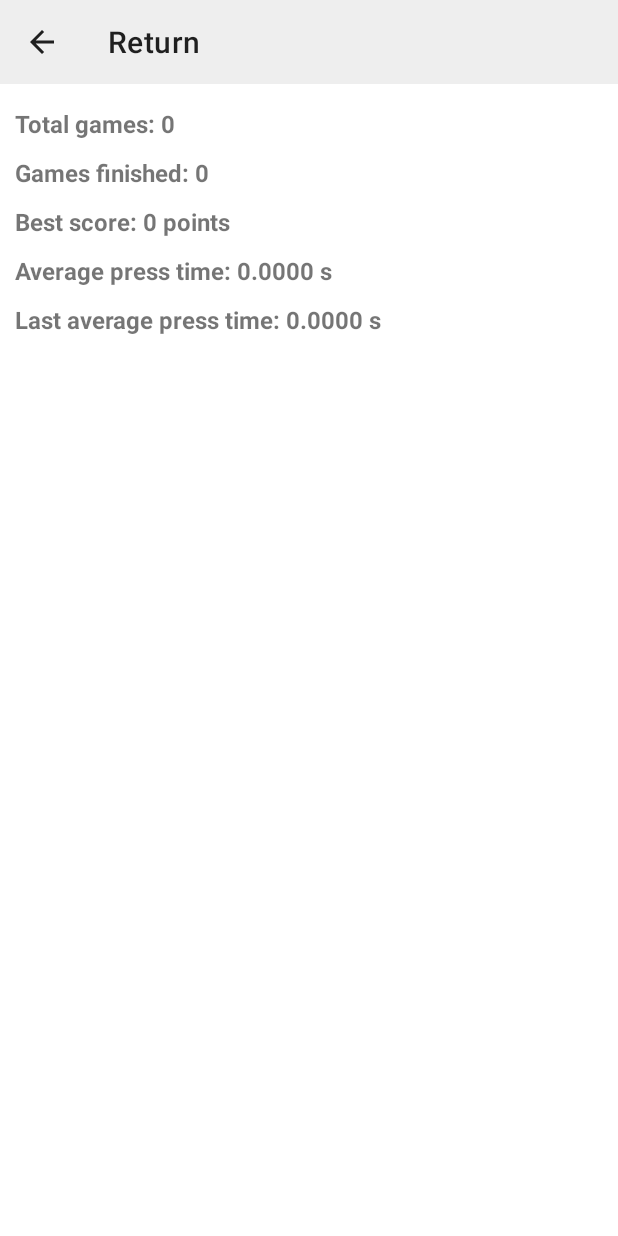
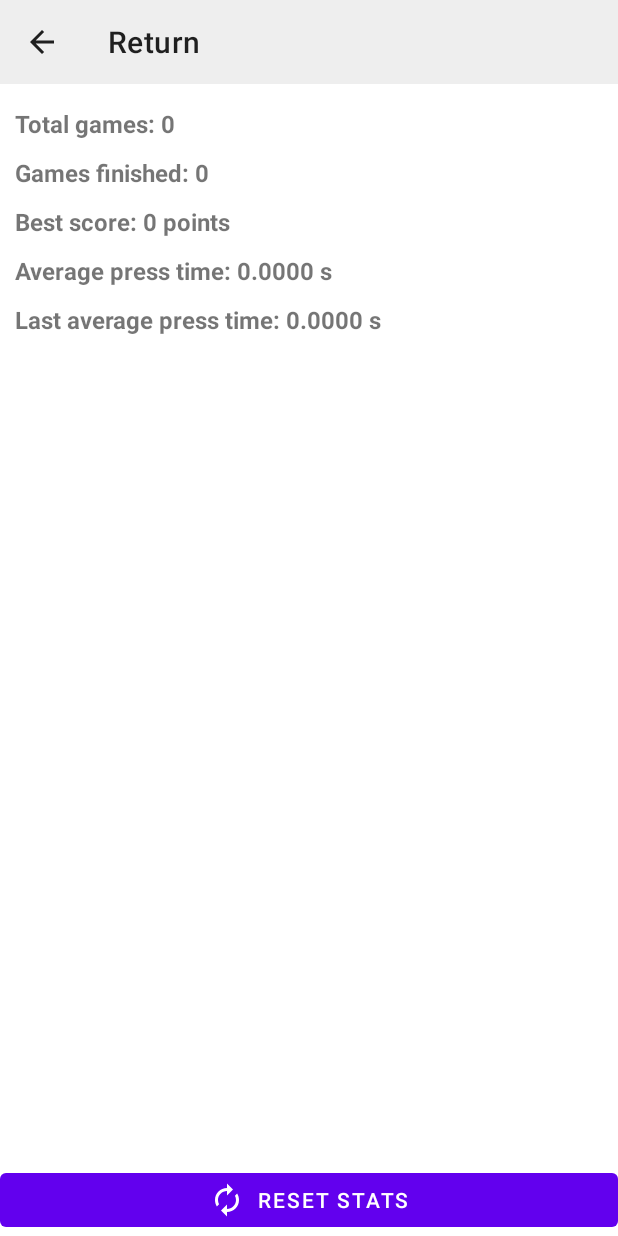
Before and after one commit to ldonas/PressTheButton, an Android app: the screen it shows after launch (StatsActivity), after a tap on "STATS", on a phone screen of 412 x 824 dp. Run offline under Robolectric (Android 15) with nearby library versions, the phone set to English and light mode, and no system bars; our stand-ins replace AdMob; libraries missing offline, so code that uses them is left out: com.google.ads.mediation.

Commit message:
Version 1.0.4 Añadido botón para resetear las estadísticas de juego.

```diff
--- a/app/build.gradle
+++ b/app/build.gradle
@@ -9,8 +9,8 @@ android {
         applicationId "com.loredo.pressthebutton"
         minSdk 24
         targetSdk 33
-        versionCode 17
-        versionName "1.0.3"
+        versionCode 18
+        versionName "1.0.4"
 
         testInstrumentationRunner "androidx.test.runner.AndroidJUnitRunner"
     }
@@ -34,7 +34,6 @@ dependencies {
     implementation 'com.google.android.material:material:1.6.1'
     implementation 'androidx.constraintlayout:constraintlayout:2.1.4'
     implementation 'com.google.ar.sceneform:filament-android:1.17.1'
-    implementation 'com.google.android.gms:play-services-games-v2:17.0.0'
     implementation 'com.google.android.gms:play-services-ads:21.2.0'
     implementation 'androidx.navigation:navigation-fragment:2.5.2'
     implementation 'androidx.navigation:navigation-ui:2.5.2'
--- a/app/src/main/AndroidManifest.xml
+++ b/app/src/main/AndroidManifest.xml
@@ -10,15 +10,11 @@
         android:allowBackup="true"
         android:dataExtractionRules="@xml/data_extraction_rules"
         android:fullBackupContent="@xml/backup_rules"
-        android:largeHeap="true"
         android:icon="@mipmap/ic_launcher"
         android:label="@string/app_name"
         android:roundIcon="@mipmap/ic_launcher_round"
-        android:supportsRtl="true"
         android:theme="@style/Theme.PressTheButton"
-        android:networkSecurityConfig="@xml/network_security_config"
         android:hardwareAccelerated="true"
-        android:usesCleartextTraffic="true"
         tools:targetApi="33">
         <activity
             android:name=".CreditsActivity"
@@ -63,7 +59,7 @@
         <!-- Sample AdMob app ID: ca-app-pub-3940256099942544~3347511713 -->
         <meta-data
             android:name="com.google.android.gms.ads.APPLICATION_ID"
-            android:value="ca-app-pub-3987144895253056~9864616531" />
+            android:value="@string/AppIdAds" />
         <meta-data
             android:name="google_analytics_default_allow_analytics_storage"
             android:value="true" />
--- a/app/src/main/java/com/loredo/pressthebutton/MainActivity.java
+++ b/app/src/main/java/com/loredo/pressthebutton/MainActivity.java
@@ -6,7 +6,6 @@ import androidx.appcompat.app.AppCompatActivity;
 import androidx.appcompat.app.AppCompatDelegate;
 import androidx.preference.PreferenceManager;
 
-import android.Manifest;
 import android.content.Intent;
 import android.content.SharedPreferences;
 import android.content.res.Configuration;
@@ -17,24 +16,21 @@ import android.widget.Button;
 import android.widget.TextView;
 import android.widget.Toast;
 
+import com.google.ads.mediation.admob.AdMobAdapter;
 import com.google.android.gms.ads.AdError;
 import com.google.android.gms.ads.AdRequest;
-import com.google.android.gms.ads.AdView;
+import com.google.android.gms.ads.AdSize;
 import com.google.android.gms.ads.FullScreenContentCallback;
 import com.google.android.gms.ads.LoadAdError;
 import com.google.android.gms.ads.MobileAds;
 import com.google.android.gms.ads.RequestConfiguration;
-import com.google.android.gms.ads.admanager.AdManagerAdRequest;
+import com.google.android.gms.ads.initialization.InitializationStatus;
+import com.google.android.gms.ads.initialization.OnInitializationCompleteListener;
 import com.google.android.gms.ads.interstitial.InterstitialAdLoadCallback;
-import com.google.android.gms.games.GamesSignInClient;
-import com.google.android.gms.games.PlayGames;
 import com.google.android.gms.ads.interstitial.InterstitialAd;
-import com.google.android.gms.games.PlayGamesSdk;
+import com.google.android.ump.ConsentForm;
 
-import java.sql.Array;
-import java.util.ArrayList;
 import java.util.Arrays;
-import java.util.List;
 
 public class MainActivity extends AppCompatActivity implements View.OnClickListener{
 
@@ -42,15 +38,13 @@ public class MainActivity extends AppCompatActivity implements View.OnClickListe
     private Button _btnPlay, _btnLeaderboard, _btnHelp, _btnSettings, _btnStats, _btnCredits, _btnSignIn;
     private boolean _launchedIntent = false;
     public static InterstitialAd mInterstitialAd;
-    public static AdManagerAdRequest.Builder adRequest;
-    public static GamesSignInClient gamesSignInClient;
+    private ConsentForm _consentForm;
+    public static AdRequest.Builder adRequest;
 
     @Override
     protected void onCreate(Bundle savedInstanceState) {
         super.onCreate(savedInstanceState);
         setContentView(R.layout.activity_main);
-
-        //PlayGamesSdk.initialize(this);
 
         _btnPlay = findViewById(R.id.btnPlay);
         _btnPlay.setOnClickListener(this);
@@ -68,22 +62,19 @@ public class MainActivity extends AppCompatActivity implements View.OnClickListe
         _tvVersion.setText(BuildConfig.VERSION_NAME);
         _btnSignIn = findViewById(R.id.btnSignIn);
 
-        MobileAds.initialize(this, initializationStatus -> LoadAds());
-
         SetSettings();
 
-        /*gamesSignInClient = PlayGames.getGamesSignInClient(this);
+        MobileAds.initialize(this, initializationStatus -> {
+            RequestConfiguration configuration = new RequestConfiguration.Builder()
+                    .setTagForChildDirectedTreatment(RequestConfiguration.TAG_FOR_CHILD_DIRECTED_TREATMENT_FALSE)
+                    .setTagForUnderAgeOfConsent(RequestConfiguration.TAG_FOR_UNDER_AGE_OF_CONSENT_FALSE)
+                    .build();
+            MobileAds.setRequestConfiguration(configuration);
+            MobileAds.setAppMuted(true);
+            MobileAds.setAppVolume(0.0f);
 
-        gamesSignInClient.isAuthenticated().addOnCompleteListener(isAuthenticatedTask -> {
-            boolean isAuthenticated =
-                    (isAuthenticatedTask.isSuccessful() &&
-                            isAuthenticatedTask.getResult().isAuthenticated());
-
-            if (isAuthenticated)
-                _btnLeaderboard.setVisibility(View.VISIBLE);
-            else
-                _btnSignIn.setVisibility(View.VISIBLE);
-        });*/
+            LoadAds();
+        });
     }
 
     private void SetSettings()
@@ -109,9 +100,11 @@ public class MainActivity extends AppCompatActivity implements View.OnClickListe
                     .putLong(getString(R.string.idBestScore),0L)
                     .putBoolean(getString(R.string.idMusic), true)
                     .putBoolean(getString(R.string.idFX), true)
+                    .putInt(getString(R.string.idLastVersion),BuildConfig.VERSION_CODE)
+                    .putBoolean(getString(R.string.idConsent), false)
                     .apply();
 
-            requestPermissions(new String[]{Manifest.permission.VIBRATE}, 1001);
+            //GetAdsConsent();
         }
         else {
             boolean nightMode = sp.getBoolean(getString(R.string.idNightMode), false);
@@ -119,6 +112,11 @@ public class MainActivity extends AppCompatActivity implements View.OnClickListe
                 AppCompatDelegate.setDefaultNightMode(AppCompatDelegate.MODE_NIGHT_YES);
             else
                 AppCompatDelegate.setDefaultNightMode(AppCompatDelegate.MODE_NIGHT_NO);
+/*
+            if(!sp.getBoolean(getString(R.string.idConsent), false))
+            {
+                GetAdsConsent();
+            }*/
         }
 
         if(sp.getBoolean(getString(R.string.idMusic), true))
@@ -129,10 +127,14 @@ public class MainActivity extends AppCompatActivity implements View.OnClickListe
 
     private void LoadAds()
     {
-        adRequest = new AdManagerAdRequest.Builder();
-        adRequest.setHttpTimeoutMillis(60000);
+        adRequest = new AdRequest.Builder();
 
-        InterstitialAd.load(this, getString(R.string.textInterstitialAdUnitID), adRequest.build(),
+        Bundle extras = new Bundle();
+        extras.putString("npa", "1");
+
+        adRequest.addNetworkExtrasBundle(AdMobAdapter.class, extras);
+
+        InterstitialAd.load(this, getString(R.string.InterstitialAdUnitID), adRequest.build(),
                 new InterstitialAdLoadCallback() {
                     @Override
                     public void onAdLoaded(@NonNull InterstitialAd interstitialAd) {
@@ -143,7 +145,14 @@ public class MainActivity extends AppCompatActivity implements View.OnClickListe
 
                     @Override
                     public void onAdFailedToLoad(@NonNull LoadAdError loadAdError) {
-                        ad = 52;
+                        Log.println(Log.ERROR, "AD ERROR", loadAdError.getMessage());
+                        try {
+                            wait(5000L);
+                        } catch (InterruptedException e) {
+                            e.printStackTrace();
+                        }
+                        LoadAds();
+                        //ad = 52;
                         mInterstitialAd = null;
                     }
                 });
@@ -202,7 +211,6 @@ public class MainActivity extends AppCompatActivity implements View.OnClickListe
         }
         else if(view.getId() == _btnLeaderboard.getId()) {
             _launchedIntent = true;
-            showLeaderboard();
         }
         else if(view.getId() == _btnCredits.getId())
         {
@@ -220,15 +228,6 @@ public class MainActivity extends AppCompatActivity implements View.OnClickListe
             Intent i = new Intent(this, SettingsActivity.class);
             startActivity(i);
         }
-    }
-
-    private void showLeaderboard() {
-        PlayGames.getLeaderboardsClient(this)
-                .getLeaderboardIntent(getString(R.string.leaderboard_mejores_puntuaciones))
-                .addOnSuccessListener(intent -> registerForActivityResult(new ActivityResultContracts.StartActivityForResult(), result -> {
-                    Toast.makeText(getApplicationContext(),getString(R.string.errorNotImplemented),Toast.LENGTH_LONG).show();
-                    _btnLeaderboard.setVisibility(View.GONE);
-                })).addOnFailureListener(e -> Toast.makeText(getApplicationContext(),getString(R.string.errorLeaderboard),Toast.LENGTH_LONG).show());
     }
 
     private void PlayGame() {
--- a/app/src/main/res/layout/activity_main.xml
+++ b/app/src/main/res/layout/activity_main.xml
@@ -4,7 +4,6 @@
     xmlns:tools="http://schemas.android.com/tools"
     android:layout_width="match_parent"
     android:layout_height="match_parent"
-    xmlns:ad="http://schemas.android.com/apk/res-auto"
     android:isScrollContainer="true"
     android:scrollbars="vertical"
     tools:context=".MainActivity">
@@ -43,6 +42,7 @@
             android:clickable="false"
             android:contextClickable="false"
             android:elevation="10dp"
+            android:gravity="center"
             android:outlineProvider="none"
             android:shadowColor="@color/black"
             android:shadowDx="0"
@@ -62,6 +62,7 @@
             android:clickable="false"
             android:contextClickable="false"
             android:elevation="10dp"
+            android:gravity="center"
             android:outlineProvider="none"
             android:shadowColor="@color/black"
             android:shadowDx="0"
@@ -81,6 +82,7 @@
             android:clickable="false"
             android:contextClickable="false"
             android:elevation="10dp"
+            android:gravity="center"
             android:outlineProvider="none"
             android:shadowColor="@color/black"
             android:shadowDx="0"
--- a/app/src/main/res/layout/activity_stats.xml
+++ b/app/src/main/res/layout/activity_stats.xml
@@ -7,6 +7,7 @@
     tools:context=".StatsActivity">
 
     <ScrollView
+        android:id="@+id/scrollView2"
         android:layout_width="0dp"
         android:layout_height="0dp"
         app:layout_constraintBottom_toBottomOf="parent"
@@ -77,4 +78,17 @@
         </LinearLayout>
     </ScrollView>
 
+    <Button
+        android:id="@+id/btnResetStats"
+        android:layout_width="0dp"
+        android:layout_height="wrap_content"
+        android:foregroundGravity="center"
+        android:gravity="center"
+        android:text="@string/textBtnResetStats"
+        app:icon="@drawable/ic_baseline_autorenew"
+        app:iconGravity="textStart"
+        app:layout_constraintBottom_toBottomOf="parent"
+        app:layout_constraintEnd_toEndOf="parent"
+        app:layout_constraintStart_toStartOf="parent" />
+
 </androidx.constraintlayout.widget.ConstraintLayout>
--- a/app/src/main/res/values/strings.xml
+++ b/app/src/main/res/values/strings.xml
@@ -34,6 +34,10 @@
     <string name="textMedianPressTime">Average press time: %.4f s</string>
     <string name="textLastMedianPressTime">Last average press time: %.4f s</string>
     <string name="textBestScore">Best score: %d points</string>
+    <string name="textBtnResetStats">Reset Stats</string>
+    <string name="textResetStatsQuestion">Are you sure?</string>
+    <string name="textbtnResetAccept">Sure!</string>
+    <string name="textbtnResetCancel">Go back!</string>
     <!-- Preferences -->
     <string name="textSettings">Settings</string>
     <string name="textNightMode">Night mode</string>
@@ -49,6 +53,9 @@
     <string name="idGamesFinished" translatable="false">GamesFinished</string>
     <string name="idBestScore" translatable="false">BestScore</string>
     <string name="idFirstTime" translatable="false">FirstTime</string>
+    <string name="idLastVersion" translatable="false">LastVersion</string>
+    <string name="idConsent" translatable="false">Consent</string>
+    <string name="URLPrivacy" translatable="false">https://agrosemillasgenetic.es/politica-de-privacidad-lorenzo-php/</string>
     <!-- Credits -->
     <string name="textCredits" translatable="false">Game Music: Vintage - Techno house loop -110bpm.
         By Frankum &amp; Frankumjay.
@@ -124,7 +131,9 @@
     <!--leaderboard Mejores Puntuaciones-->
     <string name="leaderboard_mejores_puntuaciones" translatable="false">CgkI_t_31eYVEAIQAA</string>
     <!-- Ads -->
-    <string name="textInterstitialAdUnitID" translatable="false">ca-app-pub-3987144895253056/7238453195</string>
-    <string name="textBannerAdUnitID" translatable="false">ca-app-pub-3987144895253056/4923205061</string>
+    <string name="AppIdAds" translatable="false">ca-app-pub-3987144895253056~9864616531</string>
+    <string name="InterstitialAdUnitID" translatable="false">ca-app-pub-3987144895253056/7238453195</string>
+    <string name="AppIdAdsDebug" translatable="false">ca-app-pub-3940256099942544~3347511713</string>
+    <string name="InterstitialAdUnitIDDebug" translatable="false">ca-app-pub-3940256099942544/1033173712</string>
 
 </resources>
```
Also changed, not shown: app/src/main/java/com/loredo/pressthebutton/Juego.java (+6 -31 lines), app/src/main/java/com/loredo/pressthebutton/Leaderboard.java (+0 -8 lines), app/src/main/java/com/loredo/pressthebutton/StatsActivity.java (+28 -0 lines), app/src/main/res/layout/activity_juego.xml (+18 -0 lines), 1 other file.
